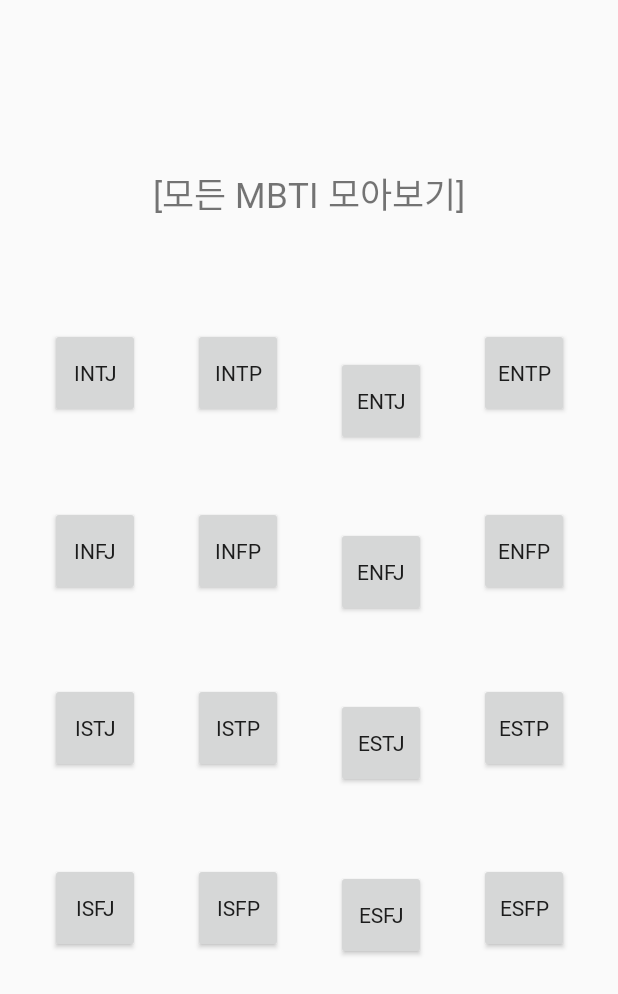
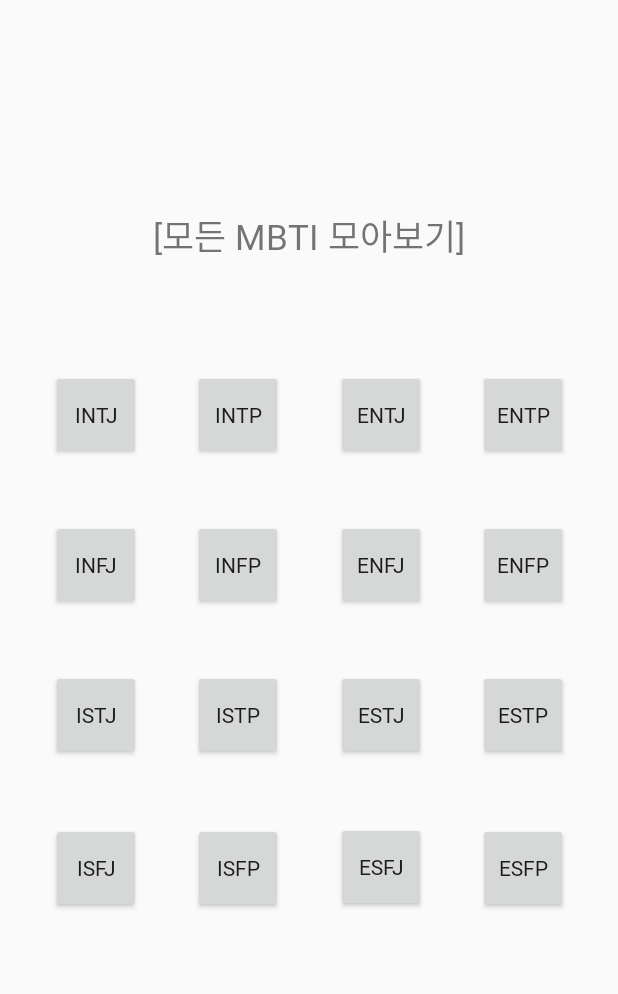
Before and after one commit to Hippoya/MBTI, an Android app: the all_mbti screen opened directly, with no data from a screen before it, on a phone screen of 412 x 824 dp. Shown: the top 994 px of the screen. Run offline under Robolectric (Android 15) with nearby library versions, the phone set to English and light mode, and no system bars; Roboto replaces fonts that are not available here.

Commit message:
all_mbti 페이지와 home 페이지 정렬 수정

```diff
--- a/app/src/main/res/layout/activity_all_mbti.xml
+++ b/app/src/main/res/layout/activity_all_mbti.xml
@@ -10,12 +10,14 @@
         android:id="@+id/textView2"
         android:layout_width="wrap_content"
         android:layout_height="wrap_content"
+        android:layout_marginStart="109dp"
         android:layout_marginTop="97dp"
-        android:layout_marginBottom="77dp"
+        android:layout_marginEnd="109dp"
+        android:layout_marginBottom="608dp"
         android:fontFamily="@font/bmjua"
         android:text="[모든 MBTI 모아보기]"
         android:textSize="23sp"
-        app:layout_constraintBottom_toTopOf="@+id/btn_entj"
+        app:layout_constraintBottom_toBottomOf="parent"
         app:layout_constraintEnd_toEndOf="parent"
         app:layout_constraintStart_toStartOf="parent"
         app:layout_constraintTop_toTopOf="parent" />
@@ -26,12 +28,12 @@
         android:layout_height="60dp"
         android:layout_marginStart="33dp"
         android:layout_marginTop="200dp"
-        android:layout_marginEnd="35dp"
-        android:layout_marginBottom="40dp"
+        android:layout_marginEnd="318dp"
+        android:layout_marginBottom="471dp"
         android:fontFamily="@font/bmjua"
         android:text="INTJ"
-        app:layout_constraintBottom_toTopOf="@+id/btn_infj"
-        app:layout_constraintEnd_toStartOf="@+id/btn_intp"
+        app:layout_constraintBottom_toBottomOf="parent"
+        app:layout_constraintEnd_toEndOf="parent"
         app:layout_constraintStart_toStartOf="parent"
         app:layout_constraintTop_toTopOf="parent" />
 
@@ -39,77 +41,90 @@
         android:id="@+id/btn_intp"
         android:layout_width="60dp"
         android:layout_height="60dp"
-        android:layout_marginEnd="35dp"
+        android:layout_marginStart="128dp"
+        android:layout_marginTop="200dp"
+        android:layout_marginEnd="223dp"
+        android:layout_marginBottom="471dp"
         android:fontFamily="@font/bmjua"
         android:text="INTP"
-        app:layout_constraintBaseline_toBaselineOf="@+id/btn_intj"
-        app:layout_constraintEnd_toStartOf="@+id/btn_entj"
-        app:layout_constraintStart_toEndOf="@+id/btn_intj" />
+        app:layout_constraintBottom_toBottomOf="parent"
+        app:layout_constraintEnd_toEndOf="parent"
+        app:layout_constraintStart_toStartOf="parent"
+        app:layout_constraintTop_toTopOf="parent" />
 
     <Button
         android:id="@+id/btn_entj"
         android:layout_width="60dp"
         android:layout_height="60dp"
-        android:layout_marginEnd="35dp"
-        android:layout_marginBottom="40dp"
+        android:layout_marginStart="223dp"
+        android:layout_marginTop="200dp"
+        android:layout_marginEnd="128dp"
+        android:layout_marginBottom="471dp"
         android:fontFamily="@font/bmjua"
         android:text="entj"
-        app:layout_constraintBottom_toTopOf="@+id/btn_enfj"
-        app:layout_constraintEnd_toStartOf="@+id/btn_entp"
-        app:layout_constraintStart_toEndOf="@+id/btn_intp"
-        app:layout_constraintTop_toBottomOf="@+id/textView2" />
+        app:layout_constraintBottom_toBottomOf="parent"
+        app:layout_constraintEnd_toEndOf="parent"
+        app:layout_constraintStart_toStartOf="parent"
+        app:layout_constraintTop_toTopOf="parent" />
 
     <Button
         android:id="@+id/btn_enfj"
         android:layout_width="60dp"
         android:layout_height="60dp"
-        android:layout_marginEnd="35dp"
-        android:layout_marginBottom="40dp"
+        android:layout_marginStart="223dp"
+        android:layout_marginTop="300dp"
+        android:layout_marginEnd="128dp"
+        android:layout_marginBottom="371dp"
         android:fontFamily="@font/bmjua"
         android:text="enfj"
-        app:layout_constraintBottom_toTopOf="@+id/btn_estj"
-        app:layout_constraintEnd_toStartOf="@+id/btn_enfp"
-        app:layout_constraintStart_toEndOf="@+id/btn_infp"
-        app:layout_constraintTop_toBottomOf="@+id/btn_entj" />
+        app:layout_constraintBottom_toBottomOf="parent"
+        app:layout_constraintEnd_toEndOf="parent"
+        app:layout_constraintStart_toStartOf="parent"
+        app:layout_constraintTop_toTopOf="parent" />
 
     <Button
         android:id="@+id/btn_estj"
         android:layout_width="60dp"
         android:layout_height="60dp"
-        android:layout_marginEnd="35dp"
-        android:layout_marginBottom="41dp"
+        android:layout_marginStart="223dp"
+        android:layout_marginTop="400dp"
+        android:layout_marginEnd="128dp"
+        android:layout_marginBottom="271dp"
         android:fontFamily="@font/bmjua"
         android:text="estj"
-        app:layout_constraintBottom_toTopOf="@+id/btn_esfj"
-        app:layout_constraintEnd_toStartOf="@+id/btn_estp"
-        app:layout_constraintStart_toEndOf="@+id/btn_istp"
-        app:layout_constraintTop_toBottomOf="@+id/btn_enfj" />
+        app:layout_constraintBottom_toBottomOf="parent"
+        app:layout_constraintEnd_toEndOf="parent"
+        app:layout_constraintStart_toStartOf="parent"
+        app:layout_constraintTop_toTopOf="parent" />
 
     <Button
         android:id="@+id/btn_esfj"
         android:layout_width="60dp"
         android:layout_height="60dp"
-        android:layout_marginEnd="35dp"
+        android:layout_marginStart="223dp"
+        android:layout_marginTop="501dp"
+        android:layout_marginEnd="128dp"
         android:layout_marginBottom="170dp"
         android:fontFamily="@font/bmjua"
         android:text="esfj"
         app:layout_constraintBottom_toBottomOf="parent"
-        app:layout_constraintEnd_toStartOf="@+id/btn_esfp"
-        app:layout_constraintStart_toEndOf="@+id/btn_isfp"
-        app:layout_constraintTop_toBottomOf="@+id/btn_estj" />
+        app:layout_constraintEnd_toEndOf="parent"
+        app:layout_constraintStart_toStartOf="parent"
+        app:layout_constraintTop_toTopOf="parent" />
 
     <Button
         android:id="@+id/btn_entp"
         android:layout_width="60dp"
         android:layout_height="60dp"
+        android:layout_marginStart="318dp"
         android:layout_marginTop="200dp"
         android:layout_marginEnd="33dp"
-        android:layout_marginBottom="40dp"
+        android:layout_marginBottom="471dp"
         android:fontFamily="@font/bmjua"
         android:text="entp"
-        app:layout_constraintBottom_toTopOf="@+id/btn_enfp"
+        app:layout_constraintBottom_toBottomOf="parent"
         app:layout_constraintEnd_toEndOf="parent"
-        app:layout_constraintStart_toEndOf="@+id/btn_entj"
+        app:layout_constraintStart_toStartOf="parent"
         app:layout_constraintTop_toTopOf="parent" />
 
     <Button
@@ -117,114 +132,135 @@
         android:layout_width="60dp"
         android:layout_height="60dp"
         android:layout_marginStart="33dp"
-        android:layout_marginEnd="35dp"
-        android:layout_marginBottom="40dp"
+        android:layout_marginTop="300dp"
+        android:layout_marginEnd="318dp"
+        android:layout_marginBottom="371dp"
         android:fontFamily="@font/bmjua"
         android:text="infj"
-        app:layout_constraintBottom_toTopOf="@+id/btn_istj"
-        app:layout_constraintEnd_toStartOf="@+id/btn_infp"
+        app:layout_constraintBottom_toBottomOf="parent"
+        app:layout_constraintEnd_toEndOf="parent"
         app:layout_constraintStart_toStartOf="parent"
-        app:layout_constraintTop_toBottomOf="@+id/btn_intj" />
+        app:layout_constraintTop_toTopOf="parent" />
 
     <Button
         android:id="@+id/btn_infp"
         android:layout_width="60dp"
         android:layout_height="60dp"
-        android:layout_marginEnd="35dp"
+        android:layout_marginStart="128dp"
+        android:layout_marginTop="300dp"
+        android:layout_marginEnd="223dp"
+        android:layout_marginBottom="371dp"
         android:fontFamily="@font/bmjua"
         android:text="infp"
-        app:layout_constraintBaseline_toBaselineOf="@+id/btn_infj"
-        app:layout_constraintEnd_toStartOf="@+id/btn_enfj"
-        app:layout_constraintStart_toEndOf="@+id/btn_infj" />
+        app:layout_constraintBottom_toBottomOf="parent"
+        app:layout_constraintEnd_toEndOf="parent"
+        app:layout_constraintStart_toStartOf="parent"
+        app:layout_constraintTop_toTopOf="parent" />
 
     <Button
         android:id="@+id/btn_enfp"
         android:layout_width="60dp"
         android:layout_height="60dp"
+        android:layout_marginStart="318dp"
+        android:layout_marginTop="300dp"
         android:layout_marginEnd="33dp"
-        android:layout_marginBottom="40dp"
+        android:layout_marginBottom="371dp"
         android:fontFamily="@font/bmjua"
         android:text="enfp"
-        app:layout_constraintBottom_toTopOf="@+id/btn_estp"
+        app:layout_constraintBottom_toBottomOf="parent"
         app:layout_constraintEnd_toEndOf="parent"
-        app:layout_constraintStart_toEndOf="@+id/btn_enfj"
-        app:layout_constraintTop_toBottomOf="@+id/btn_entp" />
+        app:layout_constraintStart_toStartOf="parent"
+        app:layout_constraintTop_toTopOf="parent" />
 
     <Button
         android:id="@+id/btn_istj"
         android:layout_width="60dp"
         android:layout_height="60dp"
         android:layout_marginStart="33dp"
-        android:layout_marginEnd="35dp"
-        android:layout_marginBottom="41dp"
+        android:layout_marginTop="400dp"
+        android:layout_marginEnd="318dp"
+        android:layout_marginBottom="271dp"
         android:fontFamily="@font/bmjua"
         android:text="istj"
-        app:layout_constraintBottom_toTopOf="@+id/btn_isfj"
-        app:layout_constraintEnd_toStartOf="@+id/btn_istp"
+        app:layout_constraintBottom_toBottomOf="parent"
+        app:layout_constraintEnd_toEndOf="parent"
         app:layout_constraintStart_toStartOf="parent"
-        app:layout_constraintTop_toBottomOf="@+id/btn_infj" />
+        app:layout_constraintTop_toTopOf="parent" />
 
     <Button
         android:id="@+id/btn_istp"
         android:layout_width="60dp"
         android:layout_height="60dp"
-        android:layout_marginEnd="35dp"
+        android:layout_marginStart="128dp"
+        android:layout_marginTop="400dp"
+        android:layout_marginEnd="223dp"
+        android:layout_marginBottom="271dp"
         android:fontFamily="@font/bmjua"
         android:text="istp"
-        app:layout_constraintBaseline_toBaselineOf="@+id/btn_istj"
-        app:layout_constraintEnd_toStartOf="@+id/btn_estj"
-        app:layout_constraintStart_toEndOf="@+id/btn_istj" />
+        app:layout_constraintBottom_toBottomOf="parent"
+        app:layout_constraintEnd_toEndOf="parent"
+        app:layout_constraintStart_toStartOf="parent"
+        app:layout_constraintTop_toTopOf="parent" />
 
     <Button
         android:id="@+id/btn_estp"
         android:layout_width="60dp"
         android:layout_height="60dp"
+        android:layout_marginStart="318dp"
+        android:layout_marginTop="400dp"
         android:layout_marginEnd="33dp"
-        android:layout_marginBottom="41dp"
+        android:layout_marginBottom="271dp"
         android:fontFamily="@font/bmjua"
         android:text="estp"
-        app:layout_constraintBottom_toTopOf="@+id/btn_esfp"
+        app:layout_constraintBottom_toBottomOf="parent"
         app:layout_constraintEnd_toEndOf="parent"
-        app:layout_constraintStart_toEndOf="@+id/btn_estj"
-        app:layout_constraintTop_toBottomOf="@+id/btn_enfp" />
+        app:layout_constraintStart_toStartOf="parent"
+        app:layout_constraintTop_toTopOf="parent" />
 
     <Button
         android:id="@+id/btn_isfj"
         android:layout_width="60dp"
         android:layout_height="60dp"
         android:layout_marginStart="33dp"
-        android:layout_marginEnd="35dp"
-        android:layout_marginBottom="170dp"
+        android:layout_marginTop="502dp"
+        android:layout_marginEnd="318dp"
+        android:layout_marginBottom="169dp"
         android:fontFamily="@font/bmjua"
         android:text="isfj"
         app:layout_constraintBottom_toBottomOf="parent"
-        app:layout_constraintEnd_toStartOf="@+id/btn_isfp"
+        app:layout_constraintEnd_toEndOf="parent"
         app:layout_constraintStart_toStartOf="parent"
-        app:layout_constraintTop_toBottomOf="@+id/btn_istj" />
+        app:layout_constraintTop_toTopOf="parent" />
 
     <Button
         android:id="@+id/btn_isfp"
         android:layout_width="60dp"
         android:layout_height="60dp"
-        android:layout_marginEnd="35dp"
+        android:layout_marginStart="128dp"
+        android:layout_marginTop="502dp"
+        android:layout_marginEnd="223dp"
+        android:layout_marginBottom="169dp"
         android:fontFamily="@font/bmjua"
         android:text="isfp"
-        app:layout_constraintBaseline_toBaselineOf="@+id/btn_isfj"
-        app:layout_constraintEnd_toStartOf="@+id/btn_esfj"
-        app:layout_constraintStart_toEndOf="@+id/btn_isfj" />
+        app:layout_constraintBottom_toBottomOf="parent"
+        app:layout_constraintEnd_toEndOf="parent"
+        app:layout_constraintStart_toStartOf="parent"
+        app:layout_constraintTop_toTopOf="parent" />
 
     <Button
         android:id="@+id/btn_esfp"
         android:layout_width="60dp"
         android:layout_height="60dp"
+        android:layout_marginStart="318dp"
+        android:layout_marginTop="502dp"
         android:layout_marginEnd="33dp"
-        android:layout_marginBottom="170dp"
+        android:layout_marginBottom="169dp"
         android:fontFamily="@font/bmjua"
         android:text="esfp"
         app:layout_constraintBottom_toBottomOf="parent"
         app:layout_constraintEnd_toEndOf="parent"
-        app:layout_constraintStart_toEndOf="@+id/btn_esfj"
-        app:layout_constraintTop_toBottomOf="@+id/btn_estp" />
+        app:layout_constraintStart_toStartOf="parent"
+        app:layout_constraintTop_toTopOf="parent" />
 
 
 </androidx.constraintlayout.widget.ConstraintLayout>
--- a/app/src/main/res/layout/activity_home.xml
+++ b/app/src/main/res/layout/activity_home.xml
@@ -10,10 +10,12 @@
         android:id="@+id/textView"
         android:layout_width="wrap_content"
         android:layout_height="wrap_content"
-        android:layout_marginTop="117dp"
-        android:layout_marginBottom="38dp"
+        android:layout_marginStart="108dp"
+        android:layout_marginTop="112dp"
+        android:layout_marginEnd="108dp"
+        android:layout_marginBottom="600dp"
         android:text="클릭한 버튼에 따라서 설명 다르게"
-        app:layout_constraintBottom_toTopOf="@+id/imageView"
+        app:layout_constraintBottom_toBottomOf="parent"
         app:layout_constraintEnd_toEndOf="parent"
         app:layout_constraintStart_toStartOf="parent"
         app:layout_constraintTop_toTopOf="parent" />
@@ -23,66 +25,74 @@
         android:layout_width="120dp"
         android:layout_height="100dp"
         android:layout_marginStart="56dp"
-        android:layout_marginEnd="59dp"
-        android:layout_marginBottom="42dp"
+        android:layout_marginTop="365dp"
+        android:layout_marginEnd="235dp"
+        android:layout_marginBottom="266dp"
         android:fontFamily="@font/bmjua"
         android:text="내 MBTI\n페이지로"
         app:iconTint="#68CDFD"
-        app:layout_constraintBottom_toTopOf="@+id/btn_allmap"
-        app:layout_constraintEnd_toStartOf="@+id/btn_all_mbti"
+        app:layout_constraintBottom_toBottomOf="parent"
+        app:layout_constraintEnd_toEndOf="parent"
         app:layout_constraintStart_toStartOf="parent"
-        app:layout_constraintTop_toBottomOf="@+id/imageView" />
+        app:layout_constraintTop_toTopOf="parent" />
 
     <Button
         android:id="@+id/btn_all_mbti"
         android:layout_width="120dp"
         android:layout_height="100dp"
-        android:layout_marginTop="368dp"
+        android:layout_marginStart="235dp"
+        android:layout_marginTop="365dp"
         android:layout_marginEnd="56dp"
-        android:layout_marginBottom="45dp"
+        android:layout_marginBottom="266dp"
         android:fontFamily="@font/bmjua"
         android:text="모든 MBTI\n페이지로"
-        app:layout_constraintBottom_toTopOf="@+id/btn_weather"
+        app:layout_constraintBottom_toBottomOf="parent"
         app:layout_constraintEnd_toEndOf="parent"
-        app:layout_constraintStart_toEndOf="@+id/btn_my_mbti"
+        app:layout_constraintStart_toStartOf="parent"
         app:layout_constraintTop_toTopOf="parent" />
 
     <Button
         android:id="@+id/btn_allmap"
         android:layout_width="120dp"
         android:layout_height="100dp"
-        android:layout_marginStart="56dp"
-        android:layout_marginEnd="59dp"
-        android:layout_marginBottom="125dp"
+        android:layout_marginStart="58dp"
+        android:layout_marginTop="507dp"
+        android:layout_marginEnd="233dp"
+        android:layout_marginBottom="124dp"
         android:fontFamily="@font/bmjua"
         android:text="모든 여행지 \n지도 보러 가기"
         app:layout_constraintBottom_toBottomOf="parent"
-        app:layout_constraintEnd_toStartOf="@+id/btn_weather"
+        app:layout_constraintEnd_toEndOf="parent"
         app:layout_constraintStart_toStartOf="parent"
-        app:layout_constraintTop_toBottomOf="@+id/btn_my_mbti" />
+        app:layout_constraintTop_toTopOf="parent" />
 
     <Button
         android:id="@+id/btn_weather"
         android:layout_width="120dp"
         android:layout_height="100dp"
+        android:layout_marginStart="235dp"
+        android:layout_marginTop="507dp"
         android:layout_marginEnd="56dp"
-        android:layout_marginBottom="118dp"
+        android:layout_marginBottom="124dp"
         android:fontFamily="@font/bmjua"
         android:text="여행지 날씨\n확인하기"
         app:layout_constraintBottom_toBottomOf="parent"
         app:layout_constraintEnd_toEndOf="parent"
-        app:layout_constraintStart_toEndOf="@+id/btn_allmap"
-        app:layout_constraintTop_toBottomOf="@+id/btn_all_mbti" />
+        app:layout_constraintStart_toStartOf="parent"
+        app:layout_constraintTop_toTopOf="parent" />
 
     <ImageView
         android:id="@+id/imageView"
         android:layout_width="140dp"
         android:layout_height="140dp"
-        android:layout_marginBottom="50dp"
-        app:layout_constraintBottom_toTopOf="@+id/btn_my_mbti"
+        android:layout_marginStart="135dp"
+        android:layout_marginTop="187dp"
+        android:layout_marginEnd="136dp"
+        android:layout_marginBottom="404dp"
+        app:layout_constraintBottom_toBottomOf="parent"
         app:layout_constraintEnd_toEndOf="parent"
         app:layout_constraintStart_toStartOf="parent"
-        app:layout_constraintTop_toBottomOf="@+id/textView"
+        app:layout_constraintTop_toTopOf="parent"
         app:srcCompat="@drawable/ic_launcher_background" />
 
 
```
